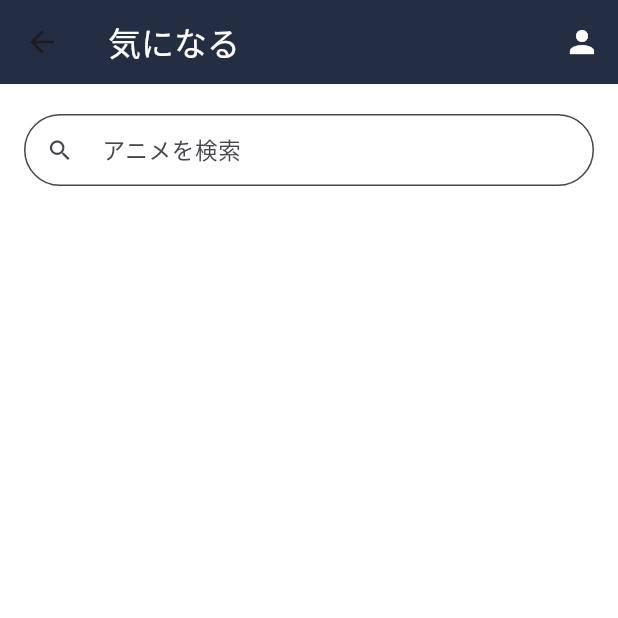
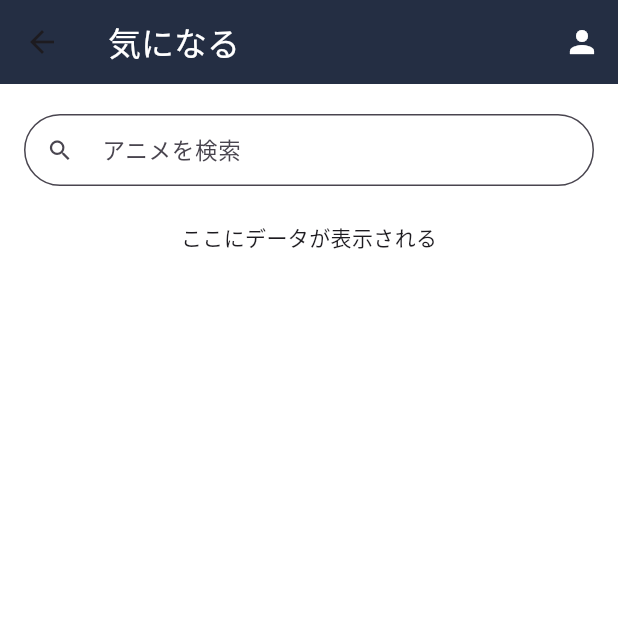
Before and after one commit to hinata2145/anime_app, a Flutter app: the NotWatchedPage screen opened directly, on a phone screen of 412 x 824 dp, the top half of it. Run offline on Flutter 3.47's test engine with Material 3 defaults, Android fonts, the phone set to English and light mode, and no system bars; our stand-ins replace flutter_riverpod; network calls fail.

Commit message:
riverpodで実際にコードを組み表示させた。

```diff
--- a/lib/bottom_navigation.dart
+++ b/lib/bottom_navigation.dart
@@ -2,7 +2,6 @@ import 'package:anime_app/screen/anime_list_page.dart';
 import 'package:anime_app/screen/favorite_page.dart';
 import 'package:anime_app/screen/not_watched_page.dart';
 import 'package:flutter/material.dart';
-
 import 'screen/ already_watched_page.dart';
 
 class AnimeApp extends StatefulWidget {
--- a/lib/components/river_pod.dart
+++ b/lib/components/river_pod.dart
@@ -0,0 +1,11 @@
+import 'package:flutter_riverpod/flutter_riverpod.dart';
+import 'package:flutter/material.dart';
+
+class MyWidget extends ConsumerWidget {
+  const MyWidget({super.key});
+
+  @override
+  Widget build(BuildContext context, WidgetRef ref) {
+    return Text('ここにデータが表示される');
+  }
+}
--- a/lib/main.dart
+++ b/lib/main.dart
@@ -1,8 +1,11 @@
 import 'package:flutter/material.dart';
 import 'bottom_navigation.dart';
+import 'package:flutter_riverpod/flutter_riverpod.dart';
 
 void main() {
-  runApp(const MyApp());
+  const app = MyApp();
+  const scope = ProviderScope(child: app);
+  runApp(scope);
 }
 
 class MyApp extends StatelessWidget {
--- a/lib/screen/not_watched_page.dart
+++ b/lib/screen/not_watched_page.dart
@@ -1,6 +1,15 @@
 import 'package:anime_app/components/custom_appbar.dart';
+import 'package:anime_app/components/river_pod.dart';
 import 'package:flutter/material.dart';
 import 'package:anime_app/components/search.dart';
+import 'package:flutter_riverpod/flutter_riverpod.dart';
+import '../main.dart';
+
+void main() {
+  const app = MyApp();
+  const scope = ProviderScope(child: app);
+  runApp(scope);
+}
 
 class NotWatchedPage extends StatefulWidget {
   const NotWatchedPage({Key? key}) : super(key: key);
@@ -22,11 +31,14 @@ class _NotWatchedPageState extends State<NotWatchedPage> {
       ),
       body: Container(
         margin: const EdgeInsets.only(top: 20),
-        child: Center(
+        child: const Center(
           child: Column(
-            children: const [
+            children: [
               MyCustomForm(),
               SizedBox(height: 24),
+              Center(
+                child: MyWidget(),
+              ),
             ],
           ),
         ),
```
